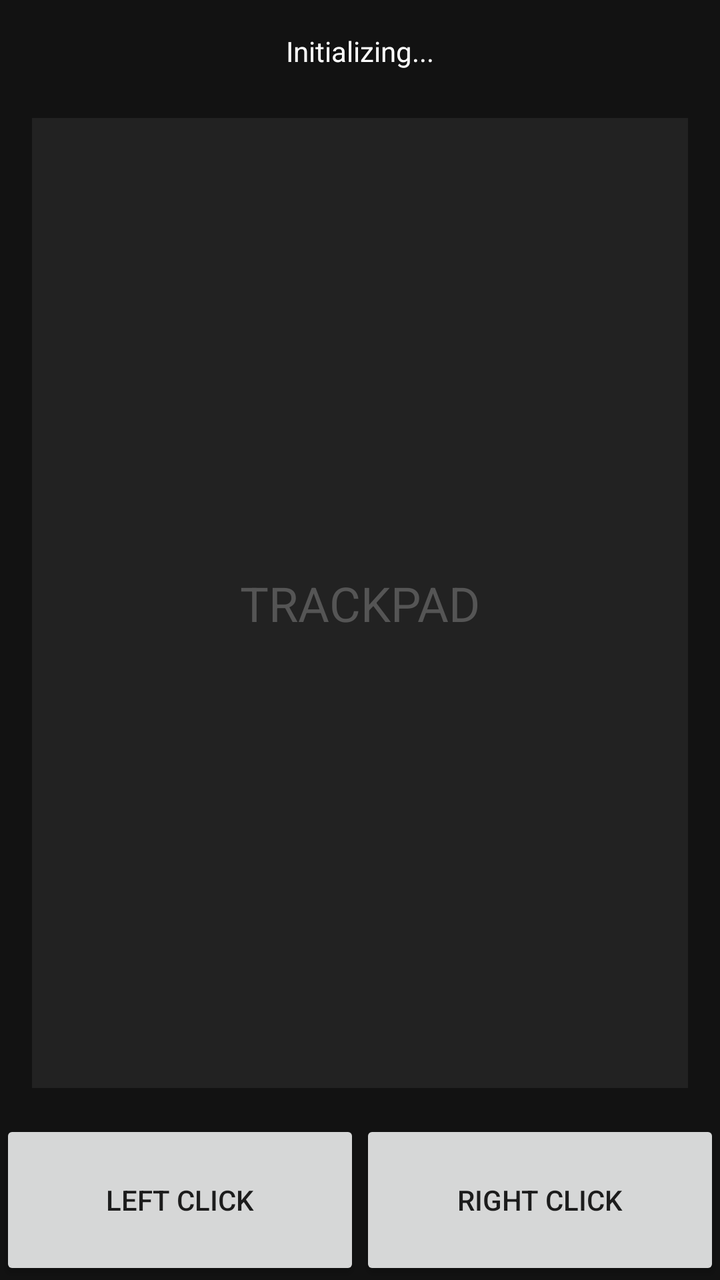
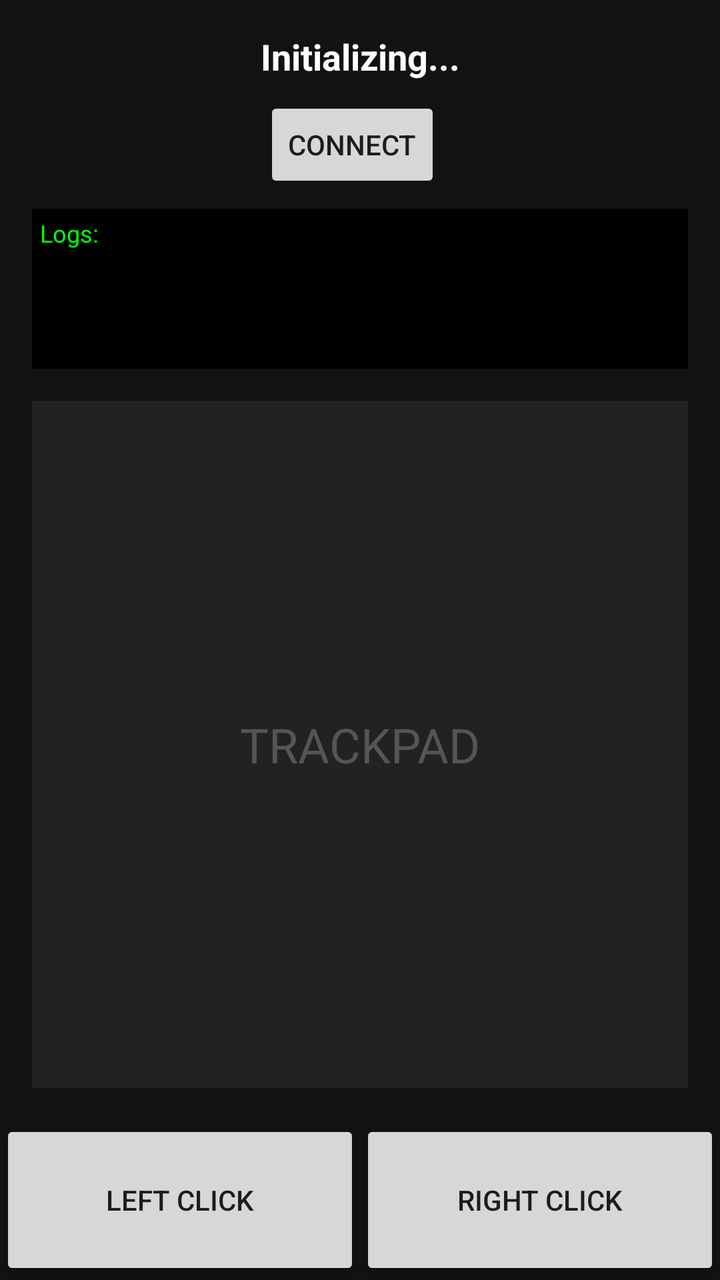

Two renders of the same Android screen: before a commit and after it. Below are the layout's source before the change and the commit's diff.
<!-- AndroidManifest.xml: application theme Theme.AppCompat.Light.NoActionBar -->
<!-- res/layout/activity_main.xml -->
<?xml version="1.0" encoding="utf-8"?>
<androidx.constraintlayout.widget.ConstraintLayout xmlns:android="http://schemas.android.com/apk/res/android"
    xmlns:app="http://schemas.android.com/apk/res-auto"
    xmlns:tools="http://schemas.android.com/tools"
    android:layout_width="match_parent"
    android:layout_height="match_parent"
    android:background="#121212"
    tools:context=".MainActivity">

    <TextView
        android:id="@+id/status_text"
        android:layout_width="wrap_content"
        android:layout_height="wrap_content"
        android:layout_marginTop="16dp"
        android:text="Initializing..."
        android:textColor="#FFFFFF"
        app:layout_constraintEnd_toEndOf="parent"
        app:layout_constraintStart_toStartOf="parent"
        app:layout_constraintTop_toTopOf="parent" />

    <LinearLayout
        android:id="@+id/connection_buttons_layout"
        android:layout_width="wrap_content"
        android:layout_height="wrap_content"
        android:layout_marginTop="8dp"
        android:orientation="horizontal"
        app:layout_constraintEnd_toEndOf="parent"
        app:layout_constraintStart_toStartOf="parent"
        app:layout_constraintTop_toBottomOf="@+id/status_text">

        <Button
            android:id="@+id/btn_connect"
            android:layout_width="wrap_content"
            android:layout_height="wrap_content"
            android:layout_marginEnd="8dp"
            android:text="Connect"
            android:visibility="gone" />

        <Button
            android:id="@+id/btn_disconnect"
            android:layout_width="wrap_content"
            android:layout_height="wrap_content"
            android:text="Disconnect"
            android:visibility="gone" />
    </LinearLayout>

    <View
        android:id="@+id/trackpad"
        android:layout_width="0dp"
        android:layout_height="0dp"
        android:layout_margin="16dp"
        android:background="#222222"
        app:layout_constraintBottom_toTopOf="@+id/buttons_layout"
        app:layout_constraintEnd_toEndOf="parent"
        app:layout_constraintStart_toStartOf="parent"
        app:layout_constraintTop_toBottomOf="@+id/connection_buttons_layout" />

    <TextView
        android:layout_width="wrap_content"
        android:layout_height="wrap_content"
        android:text="TRACKPAD"
        android:textColor="#555555"
        android:textSize="24sp"
        app:layout_constraintBottom_toBottomOf="@+id/trackpad"
        app:layout_constraintEnd_toEndOf="@+id/trackpad"
        app:layout_constraintStart_toStartOf="@+id/trackpad"
        app:layout_constraintTop_toTopOf="@+id/trackpad" />

    <LinearLayout
        android:id="@+id/buttons_layout"
        android:layout_width="match_parent"
        android:layout_height="80dp"
        android:orientation="horizontal"
        app:layout_constraintBottom_toBottomOf="parent">

        <Button
            android:id="@+id/btn_left_click"
            android:layout_width="0dp"
            android:layout_height="match_parent"
            android:layout_weight="1"
            android:text="Left Click" />

        <Button
            android:id="@+id/btn_right_click"
            android:layout_width="0dp"
            android:layout_height="match_parent"
            android:layout_weight="1"
            android:text="Right Click" />
    </LinearLayout>

</androidx.constraintlayout.widget.ConstraintLayout>
<!-- resources referenced by this layout -->
<resources>

</resources>

<!-- the commit's change to res/layout/activity_main.xml (unified diff, before → after) -->
@@ -14,6 +14,8 @@
         android:layout_marginTop="16dp"
         android:text="Initializing..."
         android:textColor="#FFFFFF"
+        android:textSize="18sp"
+        android:textStyle="bold"
         app:layout_constraintEnd_toEndOf="parent"
         app:layout_constraintStart_toStartOf="parent"
         app:layout_constraintTop_toTopOf="parent" />
@@ -34,7 +36,7 @@
             android:layout_height="wrap_content"
             android:layout_marginEnd="8dp"
             android:text="Connect"
-            android:visibility="gone" />
+            android:visibility="visible" />
 
         <Button
             android:id="@+id/btn_disconnect"
@@ -43,6 +45,28 @@
             android:text="Disconnect"
             android:visibility="gone" />
     </LinearLayout>
+
+    <ScrollView
+        android:id="@+id/log_scrollview"
+        android:layout_width="0dp"
+        android:layout_height="80dp"
+        android:layout_marginTop="8dp"
+        android:layout_marginStart="16dp"
+        android:layout_marginEnd="16dp"
+        android:background="#000000"
+        app:layout_constraintEnd_toEndOf="parent"
+        app:layout_constraintStart_toStartOf="parent"
+        app:layout_constraintTop_toBottomOf="@+id/connection_buttons_layout">
+
+        <TextView
+            android:id="@+id/log_text"
+            android:layout_width="match_parent"
+            android:layout_height="wrap_content"
+            android:textColor="#00FF00"
+            android:textSize="12sp"
+            android:text="Logs:\n"
+            android:padding="4dp" />
+    </ScrollView>
 
     <View
         android:id="@+id/trackpad"
@@ -53,7 +77,7 @@
         app:layout_constraintBottom_toTopOf="@+id/buttons_layout"
         app:layout_constraintEnd_toEndOf="parent"
         app:layout_constraintStart_toStartOf="parent"
-        app:layout_constraintTop_toBottomOf="@+id/connection_buttons_layout" />
+        app:layout_constraintTop_toBottomOf="@+id/log_scrollview" />
 
     <TextView
         android:layout_width="wrap_content"
